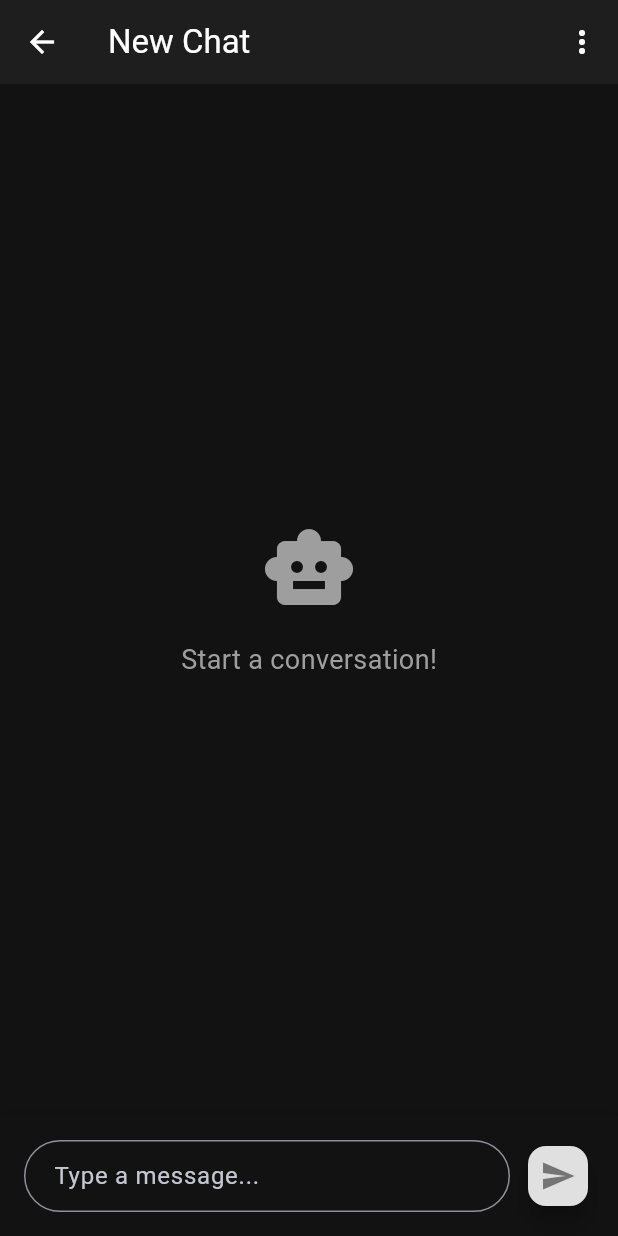
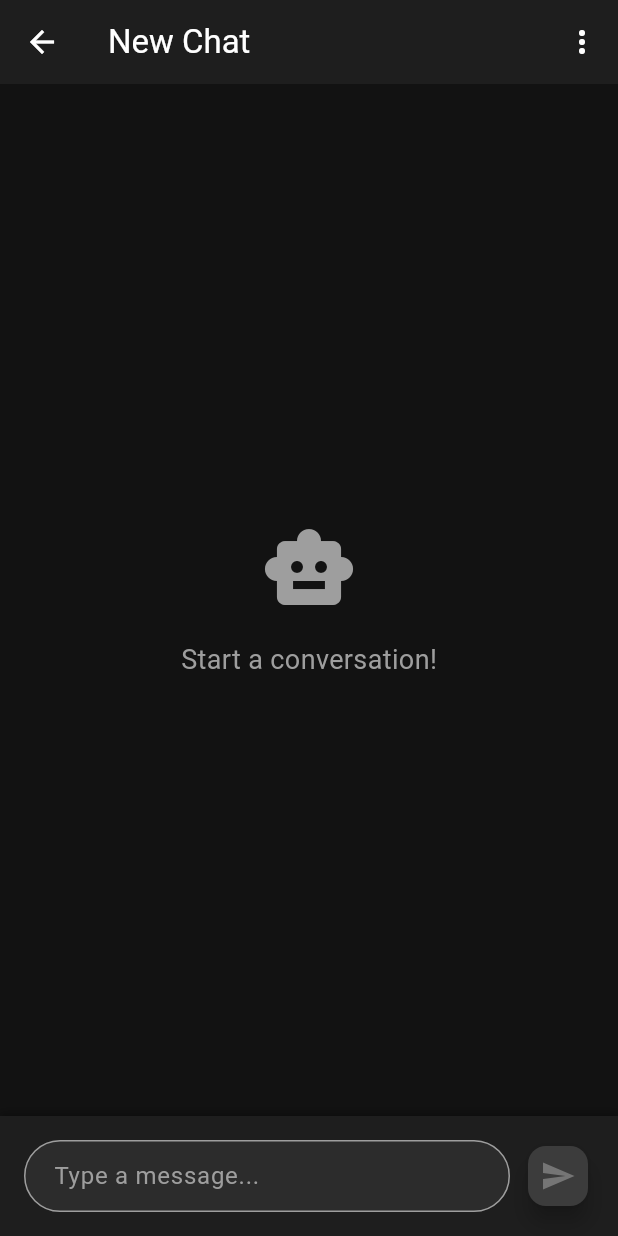
Before and after one commit to MoustafaMohamed01/llm-projects, a Flutter app: the screen it shows after launch, after a tap on the "add" icon, on a phone screen of 412 x 824 dp. Run offline on Flutter 3.47's test engine with Material 3 defaults, Android fonts, the phone set to English and light mode, and no system bars; our stand-ins replace flutter_markdown, shared_preferences.

Commit message:
Add files via upload

```diff
--- a/flutter_chatbot/lib/widgets/chat_input.dart
+++ b/flutter_chatbot/lib/widgets/chat_input.dart
@@ -40,10 +40,10 @@ class _ChatInputState extends State<ChatInput> {
     return Container(
       padding: const EdgeInsets.all(16),
       decoration: BoxDecoration(
-        color: Theme.of(context).scaffoldBackgroundColor,
+        color: const Color(0xFF1E1E1E),
         boxShadow: [
           BoxShadow(
-            color: Colors.black.withOpacity(0.1),
+            color: Colors.black.withOpacity(0.3),
             blurRadius: 4,
             offset: const Offset(0, -2),
           ),
@@ -55,11 +55,24 @@ class _ChatInputState extends State<ChatInput> {
             Expanded(
               child: TextField(
                 controller: _controller,
+                style: const TextStyle(color: Colors.white),
                 decoration: InputDecoration(
                   hintText: 'Type a message...',
+                  hintStyle: const TextStyle(color: Colors.grey),
                   border: OutlineInputBorder(
                     borderRadius: BorderRadius.circular(25),
+                    borderSide: const BorderSide(color: Colors.grey),
                   ),
+                  enabledBorder: OutlineInputBorder(
+                    borderRadius: BorderRadius.circular(25),
+                    borderSide: const BorderSide(color: Colors.grey),
+                  ),
+                  focusedBorder: OutlineInputBorder(
+                    borderRadius: BorderRadius.circular(25),
+                    borderSide: const BorderSide(color: Colors.blue),
+                  ),
+                  filled: true,
+                  fillColor: const Color(0xFF2C2C2C),
                   contentPadding: const EdgeInsets.symmetric(
                     horizontal: 16,
                     vertical: 12,
@@ -75,7 +88,7 @@ class _ChatInputState extends State<ChatInput> {
               onPressed: _canSend ? _sendMessage : null,
               backgroundColor: _canSend
                   ? Theme.of(context).colorScheme.primary
-                  : Colors.grey[300],
+                  : const Color(0xFF3C3C3C),
               child: Icon(
                 Icons.send,
                 color: _canSend ? Colors.white : Colors.grey[600],
--- a/flutter_chatbot/lib/widgets/message_bubble.dart
+++ b/flutter_chatbot/lib/widgets/message_bubble.dart
@@ -22,11 +22,11 @@ class MessageBubble extends StatelessWidget {
         crossAxisAlignment: CrossAxisAlignment.end,
         children: [
           if (!message.isUser) ...[
-            CircleAvatar(
+            const CircleAvatar(
               radius: 16,
-              backgroundColor: const Color(0xFF2C2C2C),
+              backgroundColor: Color(0xFF2C2C2C),
               child:
-                  const Icon(Icons.smart_toy, size: 16, color: Colors.white70),
+                  Icon(Icons.smart_toy, size: 16, color: Colors.white70),
             ),
             const SizedBox(width: 8),
           ],
```
